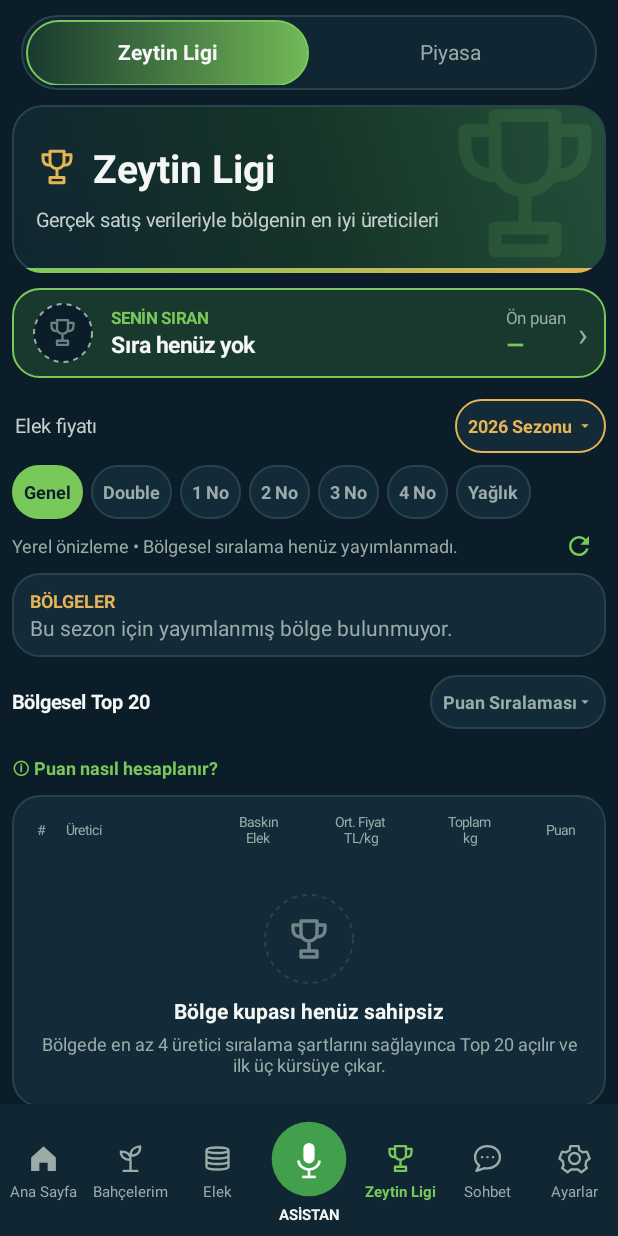
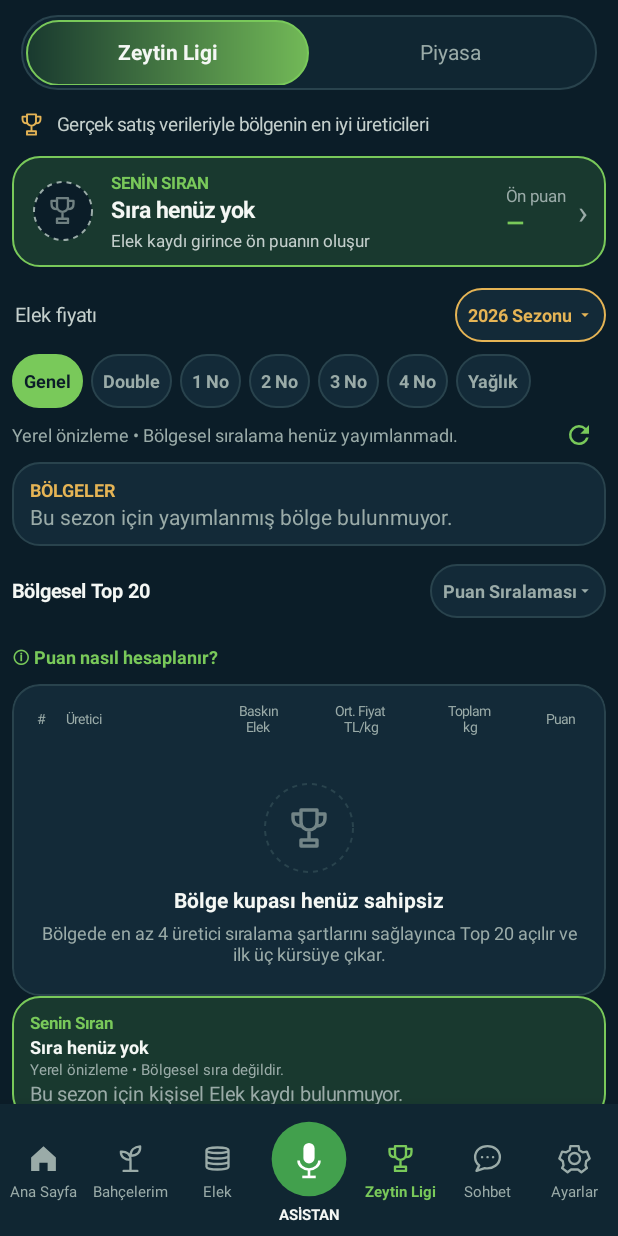
Before and after one commit to muammercerdin-star/Zeytin-Defteri-Recovery, an Android app: the screen it shows after launch once a user with an empty profile is signed in (MainActivity), after a tap on "Zeytin Ligi", on a phone screen of 412 x 824 dp. Run offline under Robolectric (Android 15) with nearby library versions, the phone set to English and light mode, and no system bars; our stand-ins replace Firebase (no records; nobody signed in at launch, a user with empty details on screens opened directly); pictures from the network do not load; 2 statements that could not run were skipped; 1 other tap on this screen came first.

Commit message:
Zeytin Ligi: ince başlık, "neden sıram yok" satırı, sade bölge etiketleri, madalyalar
- Büyük "Zeytin Ligi" başlık kartı (ekranın ~1/3'ü) → kupa + tek satır açıklama; liste yukarı çıkar.
- "Sıra henüz yok" altında nedeni: "Sıraya girmek için 38 kg daha fiyatlı elek kaydı" (+ 100 kg'a altın
  ilerleme çubuğu) / "Puanın hazır · bölge sıralaması yayınlanınca sıran çıkar"; ön puan "/ 100".
- Bölge kartı: anlamsız A/E/G harf rozeti kaldırıldı; "ANONİM/EŞİK" yerine "✓ Açık" · "🔒 3 üretici daha"
  · "🏆 Top 20"; "Baskın" → "En çok çıkan".
- Numara çiplerinde kenar solması (kaydırılabildiği anlaşılır).
- En İyi 20 listesinde ilk üçe 🥇🥈🥉.
- Test: LeagueBoardModel 42 kontrol (friendlyTag, rankReason).

Co-Authored-By: Claude Opus 5.5 <noreply@anthropic.com>
Claude-Session: https://claude.ai/code/session_01UPfgn78ETBdV4Mas1oWErs

```diff
--- a/app/src/main/java/com/zeytindefteri/app/ZeytinLeagueView.java
+++ b/app/src/main/java/com/zeytindefteri/app/ZeytinLeagueView.java
@@ -295,6 +295,9 @@ public final class ZeytinLeagueView extends ScrollView {
     private void gradeFilters() {
         HorizontalScrollView scroll = new HorizontalScrollView(getContext());
         scroll.setHorizontalScrollBarEnabled(false);
+        // Kenarda solma: çiplerin kaydırılabildiği anlaşılsın ("Yağlık" kesik görünmesin).
+        scroll.setHorizontalFadingEdgeEnabled(true);
+        scroll.setFadingEdgeLength(dp(32));
         scroll.setOnScrollChangeListener((v, scrollX, scrollY, oldScrollX, oldScrollY) ->
                 gradeFilterScrollX = scrollX);
         LinearLayout options = row();
@@ -329,34 +332,20 @@ public final class ZeytinLeagueView extends ScrollView {
         restoreHorizontalBeforeDraw(scroll, restoreGradeX);
     }
 
+    /**
+     * İnce başlık: üstteki sekme zaten "Zeytin Ligi" diyor; büyük başlık kartı ekranın üçte birini bilgi
+     * vermeden kaplıyordu. Kupa + tek satır açıklama, liste yukarı çıkar.
+     */
     private void header() {
-        // Fotoğrafsız başlık: koyu yeşil geçiş + soluk kupa + altta yeşil→altın çizgi.
-        FrameLayout hero = new FrameLayout(getContext());
-        GradientDrawable fill = new GradientDrawable(GradientDrawable.Orientation.TR_BL,
-                new int[]{0xff24503a, 0xff163428, GreenTheme.color(R.color.zd_surface)});
-        fill.setCornerRadius(dp(20)); fill.setStroke(dp(1), border);
-        hero.setBackground(fill); hero.setClipToOutline(true);
-        ImageView watermark = icon(R.drawable.ic_league_nav, green);
-        watermark.setAlpha(.13f);
-        FrameLayout.LayoutParams wp = new FrameLayout.LayoutParams(dp(120), dp(120), Gravity.END | Gravity.TOP);
-        wp.rightMargin = -dp(6); wp.topMargin = -dp(8);
-        hero.addView(watermark, wp);
-        View line = new View(getContext());
-        line.setBackground(new GradientDrawable(GradientDrawable.Orientation.LEFT_RIGHT, new int[]{green, gold}));
-        hero.addView(line, new FrameLayout.LayoutParams(-1, dp(3), Gravity.BOTTOM));
-        LinearLayout copy = column(); copy.setGravity(Gravity.CENTER_VERTICAL);
-        copy.setPadding(dp(16), dp(12), dp(16), dp(14));
-        LinearLayout heading = row();
-        ImageView trophy = icon(R.drawable.ic_league_nav, gold);
-        heading.addView(trophy, new LinearLayout.LayoutParams(dp(28), dp(28)));
-        TextView title = label("Zeytin Ligi", 26, text, true); title.setPadding(dp(10), 0, 0, 0);
-        heading.addView(title, new LinearLayout.LayoutParams(0, -2, 1)); copy.addView(heading);
-        TextView motto = label("Gerçek satış verileriyle bölgenin en iyi üreticileri", 13,
+        LinearLayout line = row();
+        line.setGravity(Gravity.CENTER_VERTICAL);
+        line.setPadding(dp(4), dp(4), dp(4), dp(2));
+        line.addView(icon(R.drawable.ic_league_nav, gold), new LinearLayout.LayoutParams(dp(18), dp(18)));
+        TextView motto = label("Gerçek satış verileriyle bölgenin en iyi üreticileri", 12.5f,
                 GreenTheme.color(R.color.zd_text_soft), false);
-        motto.setPadding(0, dp(8), 0, 0); copy.addView(motto);
-        hero.addView(copy, new FrameLayout.LayoutParams(-1, -1));
-        float scale = Math.max(1, getResources().getConfiguration().fontScale);
-        body.addView(hero, new LinearLayout.LayoutParams(-1, dp(Math.min(150, 112 * scale))));
+        motto.setPadding(dp(8), 0, 0, 0);
+        line.addView(motto, new LinearLayout.LayoutParams(0, -2, 1));
+        body.addView(line);
     }
 
     /**
@@ -422,18 +411,42 @@ public final class ZeytinLeagueView extends ScrollView {
                 : "SENİN SIRAN · " + district.toUpperCase(new Locale("tr", "TR"));
         middle.addView(label(over, 11, green, true));
         middle.addView(label(matches ? "#" + published.rank + " · Doğrulanmış" : "Sıra henüz yok", 15, text, true));
+        String reason = "";
+        if (!matches) {
+            reason = LeagueBoardModel.rankReason(p == null ? 0 : p.kg, p != null && p.eligible, data.published);
+            TextView why = label(reason, 11.5f, GreenTheme.color(R.color.zd_text_soft), false);
+            why.setPadding(0, dp(2), 0, 0);
+            middle.addView(why);
+            if (p != null && p.kg > 0 && !p.eligible) {
+                // 100 kg eşiğine ilerleme
+                FrameLayout track = new FrameLayout(getContext());
+                track.setBackground(round(bg, bg));
+                View fillBar = new View(getContext());
+                fillBar.setBackground(round(gold, gold));
+                track.addView(fillBar, new FrameLayout.LayoutParams(0, -1));
+                final float frac = (float) Math.max(0, Math.min(1, p.kg / ZeytinLeagueScore.MIN_KG));
+                track.addOnLayoutChangeListener((v, l, t, rr, b, ol, ot, orr, ob) -> {
+                    int w = Math.round((rr - l) * frac);
+                    if (fillBar.getLayoutParams().width != w) { fillBar.getLayoutParams().width = w; fillBar.requestLayout(); }
+                });
+                LinearLayout.LayoutParams tp = new LinearLayout.LayoutParams(-1, dp(5));
+                tp.topMargin = dp(5);
+                middle.addView(track, tp);
+            }
+        }
         strip.addView(middle, new LinearLayout.LayoutParams(0, -2, 1));
 
         LinearLayout right = column(); right.setGravity(Gravity.END);
         right.addView(label(matches ? "Puan" : "Ön puan", 11, muted, false));
         boolean scored = p != null && p.kg > 0 && p.amount > 0;
         right.addView(label(scored ? n(p.score) : "—", 15, green, true));
+        if (scored) right.addView(label("/ 100", 10, muted, false));
         strip.addView(right, new LinearLayout.LayoutParams(-2, -2));
         TextView chevron = label("›", 22, muted, false); chevron.setPadding(dp(8), 0, 0, 0);
         chevron.setImportantForAccessibility(View.IMPORTANT_FOR_ACCESSIBILITY_NO);
         strip.addView(chevron);
 
-        strip.setContentDescription((matches ? "Senin sıran " + published.rank : "Sıra henüz yok")
+        strip.setContentDescription((matches ? "Senin sıran " + published.rank : "Sıra henüz yok. " + reason)
                 + (scored ? ", " + (matches ? "puan " : "ön puan ") + n(p.score) : "") + ". Ayrıntılar için dokun.");
         strip.setOnClickListener(v -> {
             if (ownCardView != null) smoothScrollTo(0, Math.max(0, ownCardView.getTop() - dp(8)));
@@ -457,15 +470,14 @@ public final class ZeytinLeagueView extends ScrollView {
 
         LinearLayout band = row(); band.setPadding(dp(10), 0, dp(10), 0);
         band.setBackgroundColor(active ? 0xff21503a : GreenTheme.color(R.color.zd_surface));
-        TextView badgeView = label(badge, 12, active ? green : GreenTheme.color(R.color.zd_text_soft), true);
-        badgeView.setGravity(Gravity.CENTER); badgeView.setMinWidth(dp(28)); badgeView.setPadding(dp(4), 0, dp(4), 0);
-        badgeView.setBackground(round(bg, active ? green : border));
-        badgeView.setImportantForAccessibility(View.IMPORTANT_FOR_ACCESSIBILITY_NO);
-        band.addView(badgeView, new LinearLayout.LayoutParams(-2, dp(28)));
-        View spacer = new View(getContext()); band.addView(spacer, new LinearLayout.LayoutParams(0, 1, 1));
-        TextView tag = label(LeagueBoardModel.tag(hasTop, open), 12, hasTop ? gold : open ? green : muted, true);
+        // Harf rozeti (A/E/G) anlam taşımıyordu; yerine sade durum etiketi.
+        TextView tag = label(LeagueBoardModel.friendlyTag(hasTop, open, producers), 12,
+                hasTop ? gold : open ? green : GreenTheme.color(R.color.zd_text_soft), true);
         tag.setImportantForAccessibility(View.IMPORTANT_FOR_ACCESSIBILITY_NO);
-        band.addView(tag);
+        tag.setGravity(Gravity.CENTER_VERTICAL);
+        tag.setPadding(dp(10), 0, dp(10), 0);
+        tag.setBackground(round(bg, hasTop ? gold : open ? green : border));
+        band.addView(tag, new LinearLayout.LayoutParams(-2, dp(28)));
         tile.addView(band, new LinearLayout.LayoutParams(-1, dp(44)));
         View divider = new View(getContext()); divider.setBackgroundColor(active ? green : border);
         tile.addView(divider, new LinearLayout.LayoutParams(-1, dp(1)));
@@ -487,7 +499,7 @@ public final class ZeytinLeagueView extends ScrollView {
             details.addView(label(kg > 0d ? n(kg) + " kg toplam" : "— kg", 12, GreenTheme.color(R.color.zd_text_soft), false));
             String dominant = cloud.dominantGrade == null ? "" : cloud.dominantGrade.trim();
             details.addView(label(isGradeSpecific() ? "Seçili: " + selectedLeagueGrade
-                    : "Baskın: " + (dominant.isEmpty() ? "—" : dominant), 12, muted, false));
+                    : "En çok çıkan: " + (dominant.isEmpty() ? "—" : dominant), 12, muted, false));
             spoken = (price > 0d ? ", ortalama " + n(price) + " TL/kg" : "") + (kg > 0d ? ", " + n(kg) + " kg" : "");
         } else if (hasTop) {
             // Firestore Top 20 yayında ama Supabase özeti yok/eşik altı: eşik çubuğu
@@ -778,7 +790,9 @@ public final class ZeytinLeagueView extends ScrollView {
         table.addView(divider, new LinearLayout.LayoutParams(-1, dp(1)));
         LinearLayout line = row(); line.setPadding(dp(5), dp(4), dp(5), dp(4)); line.setMinimumHeight(dp(40));
         if (isMine(p)) line.setBackgroundColor(GreenTheme.color(R.color.zd_green_soft));
-        TextView rank = cell(line, String.valueOf(p.rank), 0, medal, true, 12);
+        String rankText = p.rank == 1 ? "🥇" : p.rank == 2 ? "🥈" : p.rank == 3 ? "🥉" : String.valueOf(p.rank);
+        TextView rank = cell(line, rankText, 0, medal, true, p.rank >= 1 && p.rank <= 3 ? 15 : 12);
+        rank.setContentDescription(p.rank + ". sıra");
         if (p.rank >= 1 && p.rank <= 3) rank.setBackground(round(bg, medal));
         cell(line, isMine(p) ? "Sen" : p.name, 1, text, true, 12);
         cell(line, p.dominant(), 2, text, false, 10);
```
Also changed, not shown: app/src/main/java/com/zeytindefteri/app/LeagueBoardModel.java (+23 -0 lines), 1 other file.
